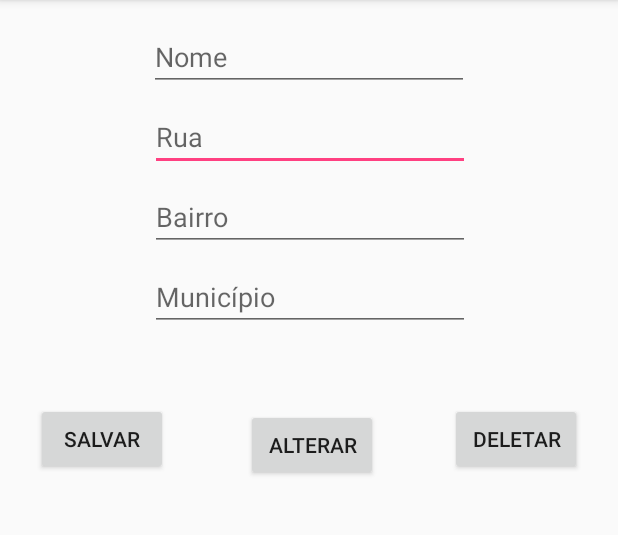
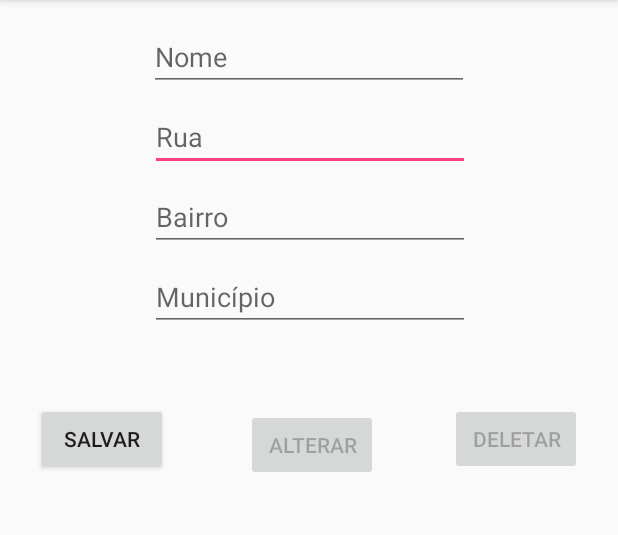
Before and after one commit to mbissonho/Trabalho03-2018-1, an Android app: the OficinaListActivity screen opened directly, with no data from a screen before it, after a tap on an icon or button, on a phone screen of 412 x 824 dp, the part 84-619 px from its top. Run offline under Robolectric (Android 15) with nearby library versions, the phone set to English and light mode, and no system bars; libraries missing offline, so code that uses them is left out: io.realm; 3 statements that could not run were skipped.

Commit message:
Funcionalidade de cadastrar oficina construída.

```diff
--- a/app/src/main/java/br/edu/iff/pooa20181/trabalho03_2018_1/ManageMecanicoActivity.java
+++ b/app/src/main/java/br/edu/iff/pooa20181/trabalho03_2018_1/ManageMecanicoActivity.java
@@ -40,6 +40,7 @@ public class ManageMecanicoActivity extends AppCompatActivity {
 
             this.tNome.setText(this.mecanico.getNome());
             this.tFuncao.setText(this.mecanico.getFuncao());
+            this.tDataDeNascimento.setText(this.mecanico.getDataDeNascimento());
             this.tRua.setText(this.mecanico.getRua());
             this.tBairro.setText(this.mecanico.getBairro());
             this.tMunicipio.setText(this.mecanico.getMunicipio());
@@ -100,6 +101,7 @@ public class ManageMecanicoActivity extends AppCompatActivity {
     private void bind(){
         this.tNome = findViewById(R.id.tNome);
         this.tFuncao = findViewById(R.id.tFuncao);
+        this.tDataDeNascimento = findViewById(R.id.tDataDeNascimento);
         this.tRua = findViewById(R.id.tRua);
         this.tBairro = findViewById(R.id.tBairro);
         this.tMunicipio = findViewById(R.id.tMunicipio);
@@ -111,6 +113,7 @@ public class ManageMecanicoActivity extends AppCompatActivity {
     private void populate(Mecanico mecanico){
         mecanico.setNome(this.tNome.getText().toString());
         mecanico.setFuncao(this.tFuncao.getText().toString());
+        mecanico.setDataDeNascimento(this.tDataDeNascimento.getText().toString());
         mecanico.setRua(this.tRua.getText().toString());
         mecanico.setBairro(this.tBairro.getText().toString());
         mecanico.setMunicipio(this.tMunicipio.getText().toString());
--- a/app/src/main/java/br/edu/iff/pooa20181/trabalho03_2018_1/ManageOficinaActivity.java
+++ b/app/src/main/java/br/edu/iff/pooa20181/trabalho03_2018_1/ManageOficinaActivity.java
@@ -1,13 +1,124 @@
 package br.edu.iff.pooa20181.trabalho03_2018_1;
 
+import android.content.Intent;
+import android.support.constraint.ConstraintLayout;
 import android.support.v7.app.AppCompatActivity;
 import android.os.Bundle;
+import android.view.View;
+import android.widget.Button;
+import android.widget.EditText;
+import android.widget.Toast;
+
+import br.edu.iff.pooa20181.trabalho03_2018_1.model.Mecanico;
+import br.edu.iff.pooa20181.trabalho03_2018_1.model.Oficina;
+import io.realm.Realm;
 
 public class ManageOficinaActivity extends AppCompatActivity {
+
+    private EditText tNome, tRua, tBairro, tMunicipio;
+    private Button btnSalvar, btnAlterar, btnDeletar;
+    private ConstraintLayout layout;
+
+    private int id;
+    private Oficina oficina;
+    private Realm realm;
 
     @Override
     protected void onCreate(Bundle savedInstanceState) {
         super.onCreate(savedInstanceState);
         setContentView(R.layout.activity_manage_oficina);
+
+        this.bind();
+
+        Intent intent = this.getIntent();
+        this.id = (int) intent.getSerializableExtra("id");
+        this.realm = Realm.getDefaultInstance();
+
+        if(this.id != 0){
+
+            this.btnSalvar.setEnabled(false);
+            this.oficina = realm.where(Oficina.class).equalTo("id",this.id).findFirst();
+
+            this.tNome.setText(this.oficina.getNome());
+            this.tRua.setText(this.oficina.getRua());
+            this.tBairro.setText(this.oficina.getBairro());
+            this.tMunicipio.setText(this.oficina.getMunicipio());
+
+        }else{
+
+            this.btnDeletar.setEnabled(false);
+            this.btnAlterar.setEnabled(false);
+        }
+
+        this.btnSalvar.setOnClickListener(new View.OnClickListener() {
+            @Override
+            public void onClick(View view) {
+                ManageOficinaActivity.this.salvar();
+            }
+        });
+
+
+        this.btnAlterar.setOnClickListener(new View.OnClickListener() {
+            @Override
+            public void onClick(View view) {
+                ManageOficinaActivity.this.alterar();
+            }
+        });
+
+        this.btnDeletar.setOnClickListener(new View.OnClickListener() {
+            @Override
+            public void onClick(View view) {
+                ManageOficinaActivity.this.deletar();
+            }
+        });
     }
+
+    private void bind(){
+        this.tNome = findViewById(R.id.tNome);
+        this.tRua = findViewById(R.id.tRua);
+        this.tBairro = findViewById(R.id.tBairro);
+        this.tMunicipio = findViewById(R.id.tMunicipio);
+        this.btnSalvar = findViewById(R.id.btnSalvar);
+        this.btnAlterar = findViewById(R.id.btnAlterar);
+        this.btnDeletar = findViewById(R.id.btnDeletar);
+    }
+
+    private void salvar() {
+
+        int nextID = 1;
+
+        if(this.realm.where(Oficina.class).max("id") != null){
+            nextID = this.realm.where(Mecanico.class).max("id").intValue() + 1;
+        }
+
+        this.realm.beginTransaction();
+
+        Oficina o = new Oficina();
+        o.setId(nextID);
+
+        this.populate(o);
+
+        this.realm.copyToRealm(o);
+        this.realm.commitTransaction();
+        this.realm.close();
+
+        Toast.makeText(this,"Oficina Cadastrada!", Toast.LENGTH_SHORT).show();
+        this.finish();
+    }
+
+    private void populate(Oficina oficina){
+        oficina.setNome(this.tNome.getText().toString());
+        oficina.setRua(this.tRua.getText().toString());
+        oficina.setBairro(this.tBairro.getText().toString());
+        oficina.setMunicipio(this.tMunicipio.getText().toString());
+    }
+
+    private void alterar(){
+
+    }
+
+    private void deletar(){
+
+    }
+
 }
--- a/app/src/main/java/br/edu/iff/pooa20181/trabalho03_2018_1/OficinaListActivity.java
+++ b/app/src/main/java/br/edu/iff/pooa20181/trabalho03_2018_1/OficinaListActivity.java
@@ -14,9 +14,13 @@ import android.view.View;
 import java.util.ArrayList;
 import java.util.List;
 
+import br.edu.iff.pooa20181.trabalho03_2018_1.model.Mecanico;
 import br.edu.iff.pooa20181.trabalho03_2018_1.model.Oficina;
+import io.realm.Realm;
 
 public class OficinaListActivity extends AppCompatActivity implements ClickRecyclerViewListener {
+
+    private Realm realm;
 
     @Override
     protected void onCreate(Bundle savedInstanceState) {
@@ -25,11 +29,14 @@ public class OficinaListActivity extends AppCompatActivity implements ClickRecyc
         Toolbar toolbar = (Toolbar) findViewById(R.id.toolbarr);
         setSupportActionBar(toolbar);
 
+        this.realm = Realm.getDefaultInstance();
+
         FloatingActionButton fab = (FloatingActionButton) findViewById(R.id.fabb);
         fab.setOnClickListener(new View.OnClickListener() {
             @Override
             public void onClick(View view) {
                 Intent intent = new Intent(OficinaListActivity.this, ManageOficinaActivity.class);
+                intent.putExtra("id",0);
                 startActivity(intent);
             }
         });
@@ -44,16 +51,7 @@ public class OficinaListActivity extends AppCompatActivity implements ClickRecyc
 
 
     public List<Oficina> getOficinas(){
-
-        ArrayList<Oficina> list = new ArrayList<>();
-
-        Oficina oficina = new Oficina();
-        oficina.setNome("Nova");
-        oficina.setRua("Marechal Deodoro");
-
-        list.add(oficina);
-
-        return list;
+        return (List) this.realm.where(Oficina.class).findAll();
     }
 
     @Override
```
Also changed, not shown: app/src/main/java/br/edu/iff/pooa20181/trabalho03_2018_1/model/Oficina.java (+16 -1 lines).
